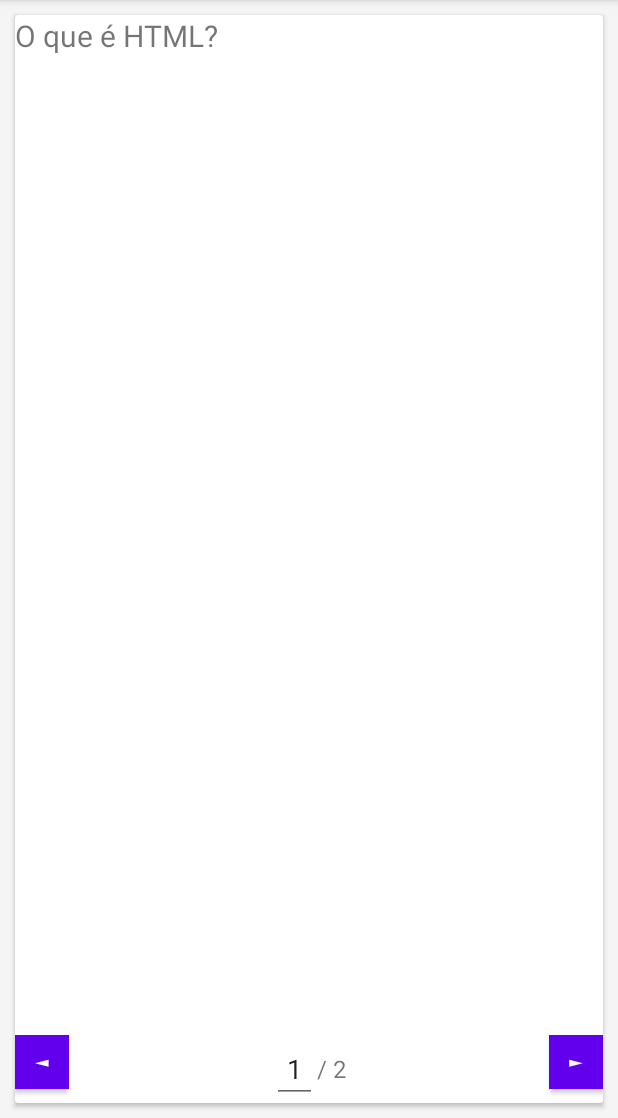
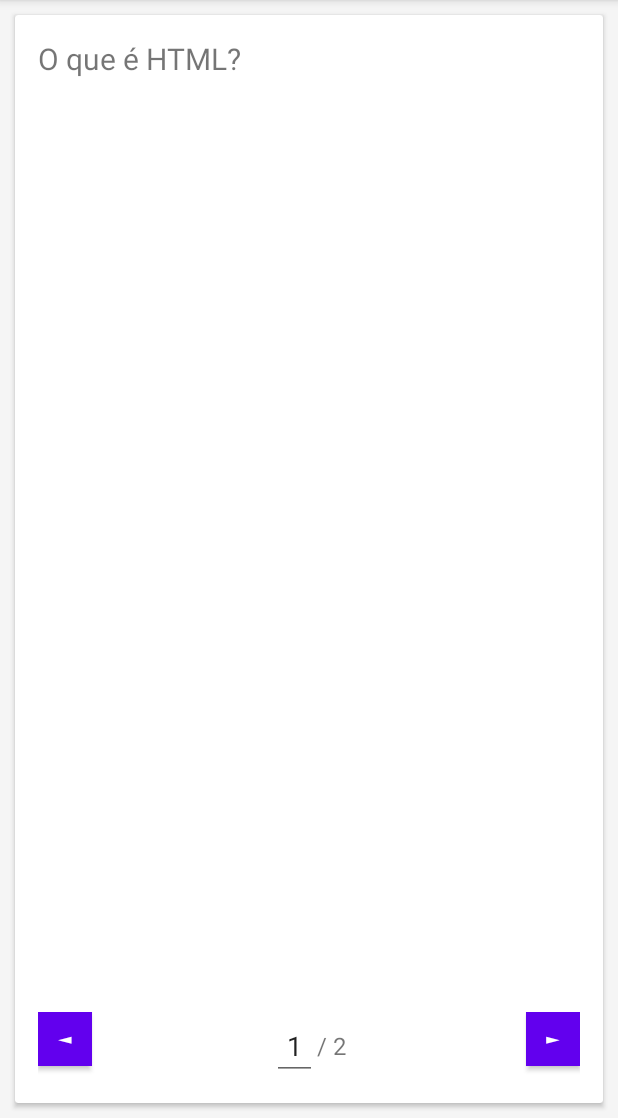
Before and after one commit to avariado/leitorqa, an Android app: the screen it shows after launch (MainActivity), on a phone screen of 412 x 824 dp, the part 118-1236 px from its top. Run offline under Robolectric (Android 15) with nearby library versions, the phone set to English and light mode, and no system bars; libraries missing offline, so code that uses them is left out: com.tom_roush.pdfbox; 3 statements that could not run were skipped.

Commit message:
Update activity_main.xml

```diff
--- a/app/src/main/res/layout/activity_main.xml
+++ b/app/src/main/res/layout/activity_main.xml
@@ -58,17 +58,19 @@
 
         <RelativeLayout
             android:layout_width="match_parent"
-            android:layout_height="match_parent">
+            android:layout_height="match_parent"
+            android:padding="15dp">
 
             <!-- ScrollView principal -->
+             <!-- SCROLL VERTICAL FUNCIONANDO -->
             <ScrollView
-                android:id="@+id/text_scroll_view"
+                android:id="@+id/vertical_scroll"
                 android:layout_width="match_parent"
                 android:layout_height="match_parent"
                 android:layout_above="@id/card_footer"
-                android:fillViewport="true">
+                android:fillViewport="true"
+                android:scrollbars="vertical">
 
-                <!-- Área de conteúdo -->
                 <LinearLayout
                     android:layout_width="match_parent"
                     android:layout_height="wrap_content"
```
